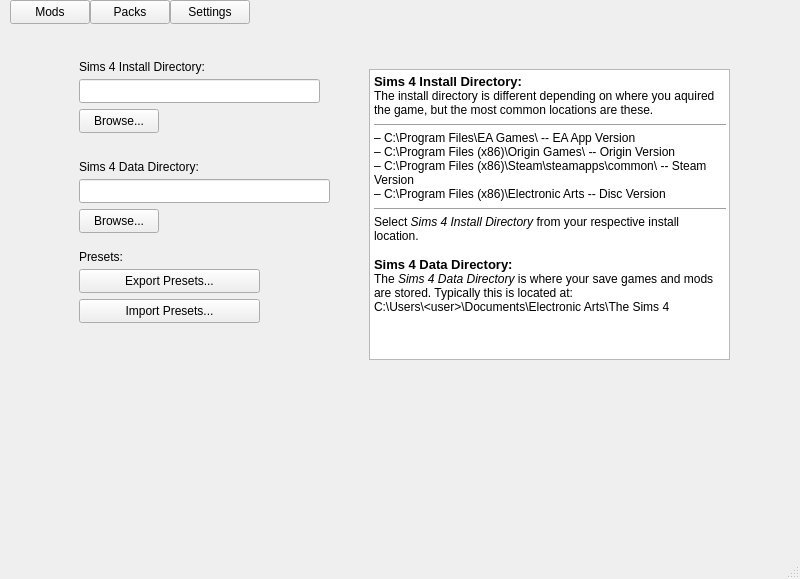
First picture: the form in mainwindow.ui, repository WrenSwift/SimsSwitcher, before the edit.
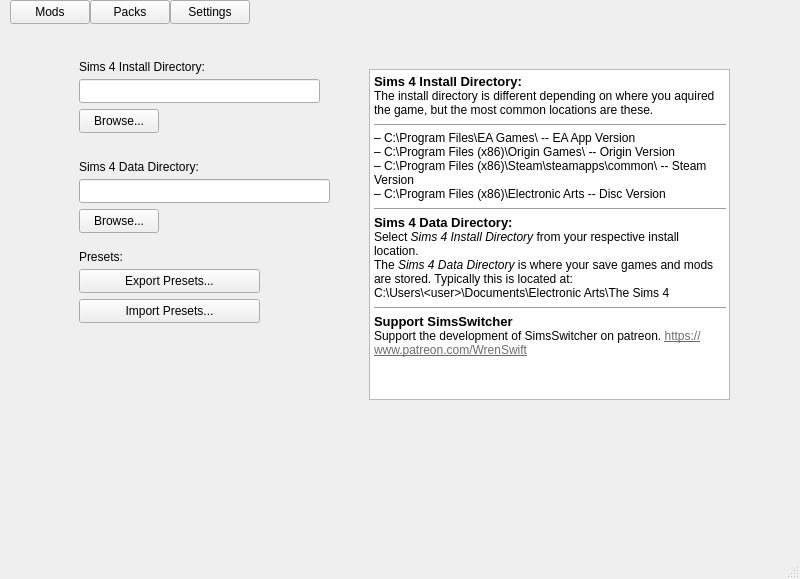
Second picture: the form after the edit.

Commit message: Refactor UI components: update export window dimensions, enhance version label with hyperlink, and add Patreon support link in settings

```diff
--- a/mainwindow.ui
+++ b/mainwindow.ui
@@ -458,7 +458,7 @@
         <x>310</x>
         <y>30</y>
         <width>361</width>
-        <height>291</height>
+        <height>331</height>
        </rect>
       </property>
       <property name="html">
@@ -477,11 +477,13 @@
 &lt;p style=&quot; margin-top:0px; margin-bottom:0px; margin-left:0px; margin-right:0px; -qt-block-indent:0; text-indent:0px;&quot;&gt;– C:\Program Files (x86)\Steam\steamapps\common\ -- Steam Version  &lt;/p&gt;
 &lt;p style=&quot; margin-top:0px; margin-bottom:0px; margin-left:0px; margin-right:0px; -qt-block-indent:0; text-indent:0px;&quot;&gt;– C:\Program Files (x86)\Electronic Arts -- Disc Version&lt;/p&gt;
 &lt;hr /&gt;
-&lt;p style=&quot; margin-top:0px; margin-bottom:0px; margin-left:0px; margin-right:0px; -qt-block-indent:0; text-indent:0px;&quot;&gt;Select &lt;span style=&quot; font-style:italic;&quot;&gt;Sims 4 Install Directory&lt;/span&gt; from your respective install location.&lt;/p&gt;
-&lt;p style=&quot;-qt-paragraph-type:empty; margin-top:0px; margin-bottom:0px; margin-left:0px; margin-right:0px; -qt-block-indent:0; text-indent:0px;&quot;&gt;&lt;br /&gt;&lt;/p&gt;
 &lt;p style=&quot; margin-top:0px; margin-bottom:0px; margin-left:0px; margin-right:0px; -qt-block-indent:0; text-indent:0px;&quot;&gt;&lt;span style=&quot; font-size:10pt; font-weight:700;&quot;&gt;Sims 4 Data Directory:&lt;/span&gt;&lt;/p&gt;
+&lt;p style=&quot; margin-top:0px; margin-bottom:0px; margin-left:0px; margin-right:0px; -qt-block-indent:0; text-indent:0px;&quot;&gt;Select &lt;span style=&quot; font-style:italic;&quot;&gt;Sims 4 Install Directory&lt;/span&gt; from your respective install location.&lt;/p&gt;
 &lt;p style=&quot; margin-top:0px; margin-bottom:0px; margin-left:0px; margin-right:0px; -qt-block-indent:0; text-indent:0px;&quot;&gt;The &lt;span style=&quot; font-style:italic;&quot;&gt;Sims 4 Data Directory &lt;/span&gt;is where your save games and mods are stored. Typically this is located at: &lt;/p&gt;
-&lt;p style=&quot; margin-top:0px; margin-bottom:0px; margin-left:0px; margin-right:0px; -qt-block-indent:0; text-indent:0px;&quot;&gt;C:\Users\&amp;lt;user&amp;gt;\Documents\Electronic Arts\The Sims 4&lt;/p&gt;&lt;/body&gt;&lt;/html&gt;</string>
+&lt;p style=&quot; margin-top:0px; margin-bottom:0px; margin-left:0px; margin-right:0px; -qt-block-indent:0; text-indent:0px;&quot;&gt;C:\Users\&amp;lt;user&amp;gt;\Documents\Electronic Arts\The Sims 4&lt;/p&gt;
+&lt;hr /&gt;
+&lt;p style=&quot; margin-top:0px; margin-bottom:0px; margin-left:0px; margin-right:0px; -qt-block-indent:0; text-indent:0px;&quot;&gt;&lt;span style=&quot; font-size:10pt; font-weight:700;&quot;&gt;Support SimsSwitcher&lt;/span&gt;&lt;/p&gt;
+&lt;p style=&quot; margin-top:0px; margin-bottom:0px; margin-left:0px; margin-right:0px; -qt-block-indent:0; text-indent:0px;&quot;&gt;Support the development of SimsSwitcher on patreon. &lt;a href=&quot;https://www.patreon.com/WrenSwift&quot;&gt;&lt;span style=&quot; text-decoration: underline; color:#6b6b6b;&quot;&gt;https://www.patreon.com/WrenSwift&lt;/span&gt;&lt;/a&gt;&lt;/p&gt;&lt;/body&gt;&lt;/html&gt;</string>
       </property>
      </widget>
      <widget class="QPushButton" name="exportButton">
```
Left out of the diff: 2 changed lines with no effect on the pictures. The commit also changes 3 other files.
